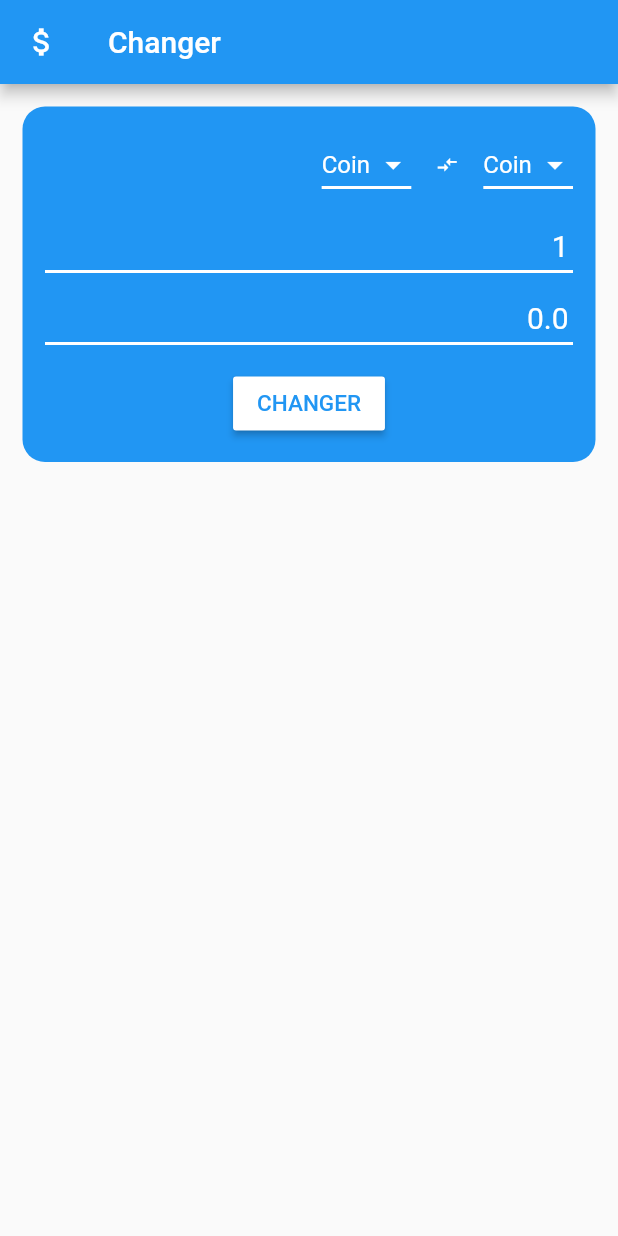
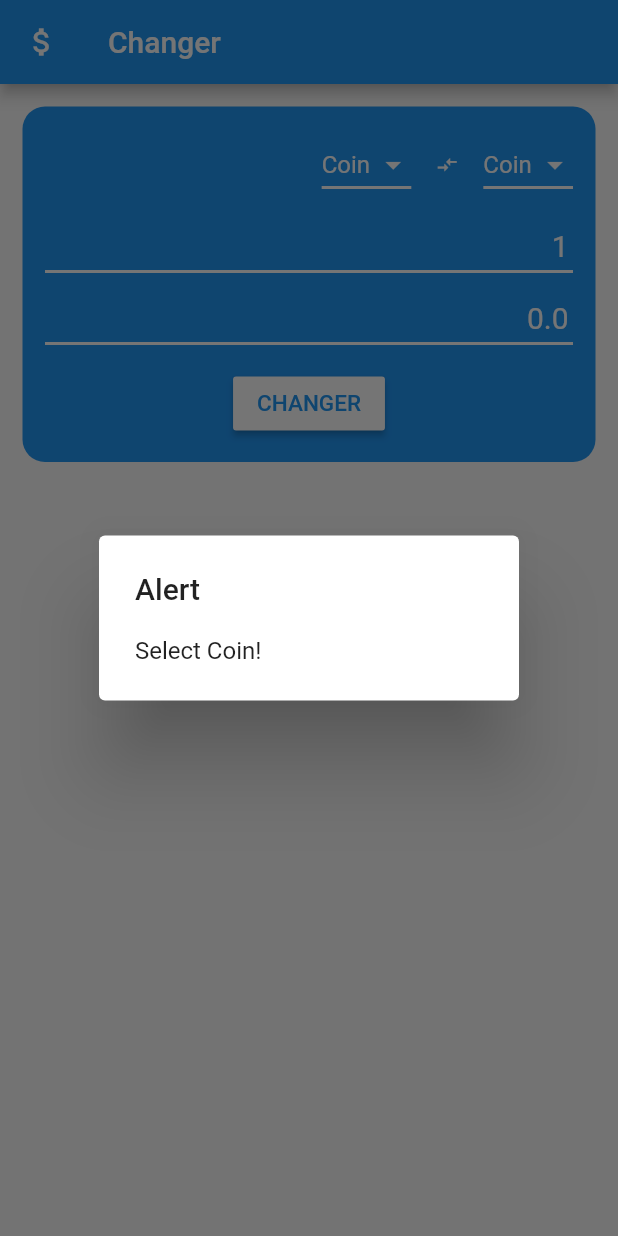
Before and after one commit to thelightfeaver/Changer, a Flutter app: the screen it shows after launch, after a tap on "CHANGER", on a phone screen of 412 x 824 dp. Run offline on Flutter 3.47's test engine with Material 2 defaults, Android fonts, the phone set to English and light mode, and no system bars; our stand-ins replace fluttertoast.

Commit message:
Fix bugs

```diff
--- a/lib/src/Model/Money.dart
+++ b/lib/src/Model/Money.dart
@@ -1,5 +1,5 @@
 class Money
 {
-  String country;
+  String country ;
   Money({this.country});
 }
--- a/lib/src/UI/changer.dart
+++ b/lib/src/UI/changer.dart
@@ -1,6 +1,5 @@
 import 'package:changer/src/Model/ChangeCoin.dart';
 import 'package:changer/src/Model/Money.dart';
-import 'package:changer/src/Util/Util.dart';
 import 'package:changer/src/bloc/MoneyBloc.dart';
 import 'package:flutter/material.dart';
 import 'package:flutter/rendering.dart';
@@ -93,9 +92,10 @@ class _MoneyField extends State<MoneyField>
                         Money(country:'RUB'),Money(country:'SZL'),Money(country:'TJS'),Money(country:'TTD'),
                         Money(country:'UGX'),Money(country:'UYU')];
 // change method get countries
+  // Money  _fromCoin = new Money(country: "");
+  // Money  _toCoin = new Money(country: "");
   Money  _fromCoin ;
-  Money  _toCoin;
-
+  Money  _toCoin ;
   // static Future<List<Money>> Curries() async {
   //    List<Money> tempmonies =  await Util.GetCurries();
   //    return tempmonies;
@@ -263,21 +263,23 @@ class _MoneyField extends State<MoneyField>
         child: Text("changer".toUpperCase(),textDirection: TextDirection.ltr,style:TextStyle(fontSize:15.0)),
         onPressed: ()
         {
-          if(_fromCoin.country == "" || _toCoin.country == "" || _fromCoin.country == _toCoin.country )
+
+          if(_fromCoin != null  && _toCoin != null  && _fromCoin.country != _toCoin.country )
           {
-              _showDialog();
-             debugPrint("Same ");
+            debugPrint("si");
+              if(double.tryParse(_controllerCounterCoin.text.toString()) >= 1)
+            {
+              _moneyBloc.sendData.add(ChangeCoin(
+                fromCoin: _fromCoin,
+                toCoin:_toCoin,
+                countCoin1: double.parse(_controllerCounterCoin.text.toString())
+              ));
+            }
           }
           else
           {
-            if(double.tryParse(_controllerCounterCoin.text.toString()) >= 1)
-            {
-              _moneyBloc.sendData.add(ChangeCoin(
-                fromCoin: _fromCoin,
-                toCoin:_toCoin,countCoin1:
-                double.parse(_controllerCounterCoin.text.toString())
-              ));
-            }
+            debugPrint("si");
+            _showDialog("Alert","Select Coin!");
 
           }
         },
@@ -285,18 +287,21 @@ class _MoneyField extends State<MoneyField>
     );
   }
 
-  void _showDialog()
+  void _showDialog(String title,String body)
   {
+    debugPrint(title+body);
     showDialog(
       context:context,
       builder: (BuildContext ctx)
       {
         return AlertDialog(
-          title: Text("Alert"),
-          content: Text("Change Country")
+          title: Text(title),
+          content: Text(body)
         );
       }
     );
   }
 
+
+
 }
--- a/pubspec.yaml
+++ b/pubspec.yaml
@@ -18,6 +18,7 @@ environment:
 
 dependencies:
   http: ^0.12.0+3
+  fluttertoast: ^3.1.3
   flutter:
     sdk: flutter
 
```
Also changed, not shown: lib/src/Util/Util.dart (+23 -2 lines), pubspec.lock.
